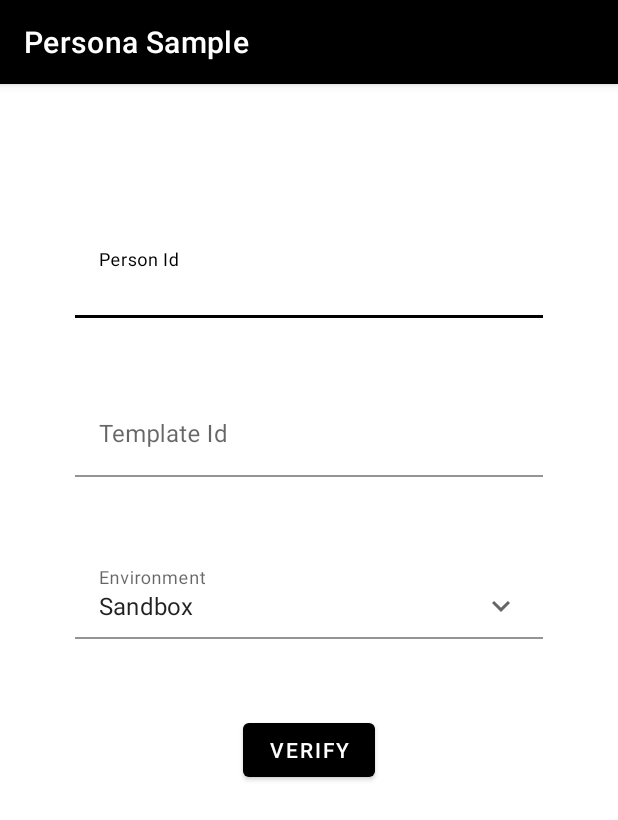
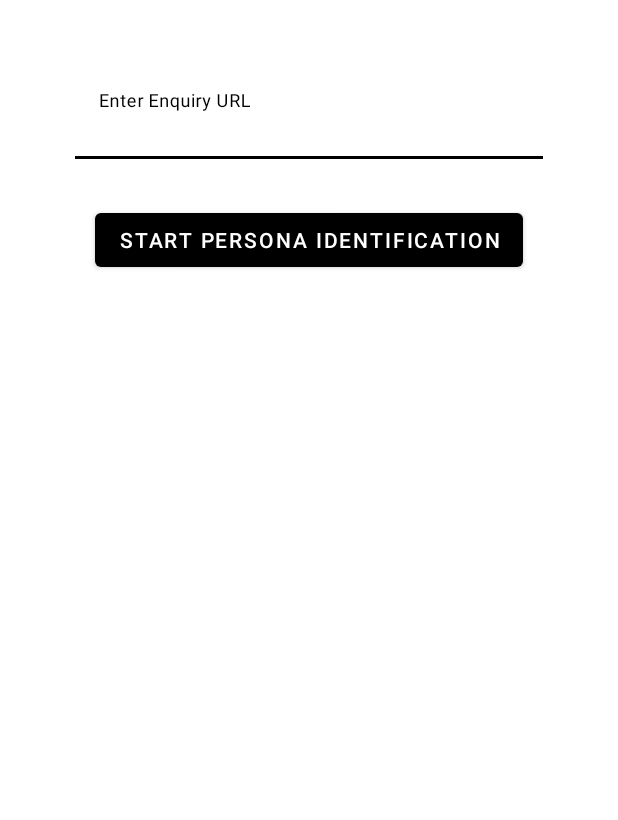
Before and after one commit to solidfi/persona-android, an Android app: the screen it shows after launch (MainActivity), on a phone screen of 412 x 824 dp. Shown: the top 820 px of the screen. Run offline under Robolectric (Android 15) with nearby library versions, the phone set to English and light mode, and no system bars.

Commit message:
Hosted webview flow for persona

```diff
--- a/PersonaSample/app/build.gradle
+++ b/PersonaSample/app/build.gradle
@@ -41,5 +41,4 @@ dependencies {
     testImplementation 'junit:junit:4.+'
     androidTestImplementation 'androidx.test.ext:junit:1.1.3'
     androidTestImplementation 'androidx.test.espresso:espresso-core:3.4.0'
-    implementation 'com.withpersona.sdk:inquiry:1.1.13'
 }
--- a/PersonaSample/app/src/main/res/layout/activity_main.xml
+++ b/PersonaSample/app/src/main/res/layout/activity_main.xml
@@ -12,69 +12,47 @@
         android:layout_width="match_parent"
         android:layout_height="wrap_content"
         android:layout_marginHorizontal="@dimen/dimen_50dp"
-        android:layout_marginTop="@dimen/dimen_100dp"
+        android:layout_marginTop="@dimen/dimen_50dp"
         app:layout_constraintEnd_toEndOf="parent"
         app:layout_constraintStart_toStartOf="parent"
         app:layout_constraintTop_toTopOf="parent">
 
         <com.google.android.material.textfield.TextInputEditText
-            android:id="@+id/personIdEditText"
+            android:id="@+id/urlEditText"
             android:layout_width="match_parent"
             android:layout_height="wrap_content"
             android:background="@android:color/transparent"
-            android:hint="@string/person_id"
+            android:hint="@string/enter_enquiry_url"
             android:imeOptions="actionNext"
             android:singleLine="true" />
-    </com.google.android.material.textfield.TextInputLayout>
-
-    <com.google.android.material.textfield.TextInputLayout
-        android:id="@+id/textInputLayout2"
-        android:layout_width="match_parent"
-        android:layout_height="wrap_content"
-        android:layout_marginHorizontal="@dimen/dimen_50dp"
-        android:layout_marginTop="@dimen/dimen_50dp"
-        app:layout_constraintEnd_toEndOf="@+id/textInputLayout"
-        app:layout_constraintStart_toStartOf="@+id/textInputLayout"
-        app:layout_constraintTop_toBottomOf="@+id/textInputLayout">
-
-        <com.google.android.material.textfield.TextInputEditText
-            android:id="@+id/templateIdEditText"
-            android:layout_width="match_parent"
-            android:layout_height="wrap_content"
-            android:background="@android:color/transparent"
-            android:hint="@string/template_id"
-            android:imeOptions="actionDone"
-            android:singleLine="true" />
-    </com.google.android.material.textfield.TextInputLayout>
-
-    <com.google.android.material.textfield.TextInputLayout
-        android:id="@+id/textInputLayout3"
-        android:layout_width="match_parent"
-        android:layout_height="wrap_content"
-        android:layout_marginHorizontal="@dimen/dimen_50dp"
-        android:layout_marginTop="@dimen/dimen_50dp"
-        app:layout_constraintEnd_toEndOf="@+id/textInputLayout2"
-        app:layout_constraintStart_toStartOf="@+id/textInputLayout2"
-        app:layout_constraintTop_toBottomOf="@+id/textInputLayout2">
-
-        <com.google.android.material.textfield.TextInputEditText
-            android:id="@+id/environmentEditText"
-            android:layout_width="match_parent"
-            android:layout_height="wrap_content"
-            android:background="@android:color/transparent"
-            android:drawableEnd="@drawable/ic_baseline_keyboard_arrow_down_24"
-            android:editable="false"
-            android:focusable="false"
-            android:hint="@string/environment" />
     </com.google.android.material.textfield.TextInputLayout>
 
     <Button
         android:id="@+id/verifyButton"
         android:layout_width="wrap_content"
         android:layout_height="wrap_content"
-        android:layout_marginTop="@dimen/dimen_50dp"
-        android:text="@string/verify"
-        app:layout_constraintEnd_toEndOf="@+id/textInputLayout3"
-        app:layout_constraintStart_toStartOf="@+id/textInputLayout3"
-        app:layout_constraintTop_toBottomOf="@+id/textInputLayout3" />
+        android:layout_marginTop="@dimen/dimen_30dp"
+        android:text="@string/start_persona_identification"
+        app:layout_constraintEnd_toEndOf="@+id/textInputLayout"
+        app:layout_constraintStart_toStartOf="@+id/textInputLayout"
+        app:layout_constraintTop_toBottomOf="@+id/textInputLayout" />
+
+    <androidx.appcompat.widget.AppCompatTextView
+        android:id="@+id/logsTextView"
+        android:layout_width="match_parent"
+        android:layout_height="wrap_content"
+        android:layout_marginTop="@dimen/dimen_30dp"
+        app:layout_constraintEnd_toEndOf="parent"
+        app:layout_constraintStart_toStartOf="parent"
+        app:layout_constraintTop_toBottomOf="@+id/verifyButton" />
+
+    <WebView
+        android:id="@+id/webView"
+        android:layout_width="match_parent"
+        android:layout_height="match_parent"
+        android:visibility="gone"
+        app:layout_constraintBottom_toBottomOf="parent"
+        app:layout_constraintEnd_toEndOf="parent"
+        app:layout_constraintStart_toStartOf="parent"
+        app:layout_constraintTop_toBottomOf="parent" />
 </androidx.constraintlayout.widget.ConstraintLayout>
--- a/PersonaSample/app/src/main/res/values-night/themes.xml
+++ b/PersonaSample/app/src/main/res/values-night/themes.xml
@@ -1,6 +1,6 @@
 <resources xmlns:tools="http://schemas.android.com/tools">
     <!-- Base application theme. -->
-    <style name="Theme.PersonaSample" parent="Theme.MaterialComponents.DayNight.DarkActionBar">
+    <style name="Theme.PersonaSample" parent="Theme.MaterialComponents.DayNight.NoActionBar">
         <!-- Primary brand color. -->
         <item name="colorPrimary">@color/white</item>
         <item name="colorPrimaryVariant">@color/white</item>
@@ -13,10 +13,4 @@
         <item name="android:statusBarColor" tools:targetApi="l">?attr/colorPrimaryVariant</item>
         <!-- Customize your theme here. -->
     </style>
-
-    <style name="blackTheme" parent="@style/Persona.Inquiry.Theme">
-        <item name="colorPrimary">@color/black</item>
-        <item name="colorAccent">@color/white</item>
-        <item name="colorPrimaryDark">@color/black</item>
-    </style>
 </resources>
--- a/PersonaSample/app/src/main/res/values/dimens.xml
+++ b/PersonaSample/app/src/main/res/values/dimens.xml
@@ -2,4 +2,5 @@
 <resources>
     <dimen name="dimen_50dp">50dp</dimen>
     <dimen name="dimen_100dp">100dp</dimen>
+    <dimen name="dimen_30dp">30dp</dimen>
 </resources>
--- a/PersonaSample/app/src/main/res/values/strings.xml
+++ b/PersonaSample/app/src/main/res/values/strings.xml
@@ -1,9 +1,7 @@
 <resources>
     <string name="app_name">Persona Sample</string>
-    <string name="person_id">Person Id</string>
-    <string name="template_id">Template Id</string>
-    <string name="environment">Environment</string>
-    <string name="verify">Verify</string>
     <string name="sandbox">Sandbox</string>
     <string name="production">Production</string>
+    <string name="enter_enquiry_url">Enter Enquiry URL</string>
+    <string name="start_persona_identification">Start Persona Identification</string>
 </resources>
--- a/PersonaSample/app/src/main/res/values/themes.xml
+++ b/PersonaSample/app/src/main/res/values/themes.xml
@@ -1,6 +1,6 @@
 <resources xmlns:tools="http://schemas.android.com/tools">
     <!-- Base application theme. -->
-    <style name="Theme.PersonaSample" parent="Theme.MaterialComponents.DayNight.DarkActionBar">
+    <style name="Theme.PersonaSample" parent="Theme.MaterialComponents.DayNight.NoActionBar">
         <!-- Primary brand color. -->
         <item name="colorPrimary">@color/black</item>
         <item name="colorPrimaryVariant">@color/black</item>
@@ -13,10 +13,4 @@
         <item name="android:statusBarColor" tools:targetApi="l">?attr/colorPrimaryVariant</item>
         <!-- Customize your theme here. -->
     </style>
-
-    <style name="blackTheme" parent="@style/Persona.Inquiry.Theme">
-        <item name="colorPrimary">@color/black</item>
-        <item name="colorAccent">@color/white</item>
-        <item name="colorPrimaryDark">@color/black</item>
-    </style>
 </resources>
```
Also changed, not shown: PersonaSample/app/src/main/AndroidManifest.xml (+8 -0 lines), PersonaSample/app/src/main/java/com/solidfi/personasample/MainActivity.kt (+147 -68 lines).
